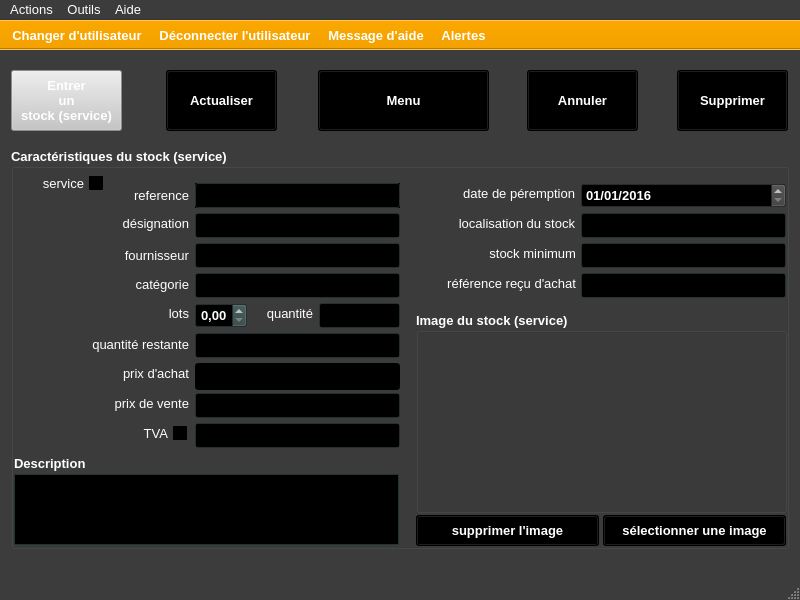
Qt form ui/yeroth-erp-modifier-window.ui (xnoumbissinoundou/yeroth-erp-3.0) before a commit.
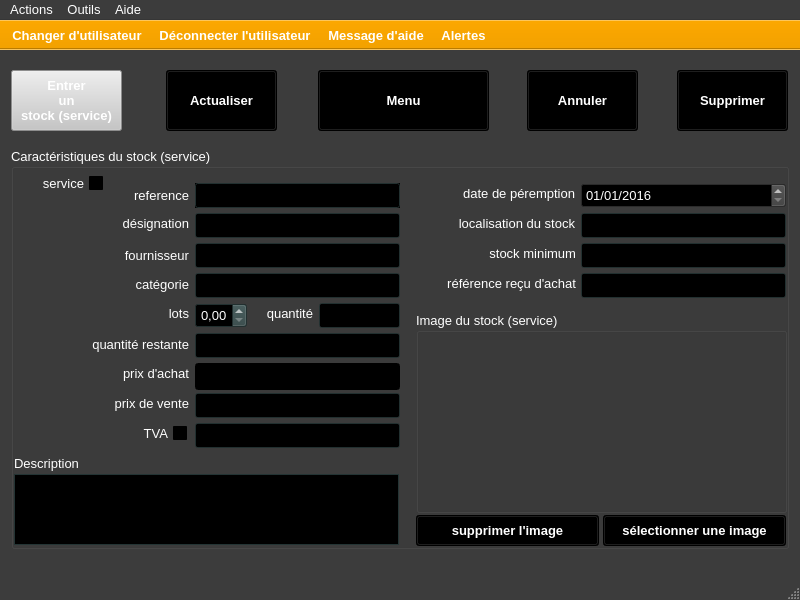
The same form after that commit. Icons and pictures are not drawn. Custom widgets are drawn as their Qt base class.

Diff of the .ui file:
```diff
--- a/ui/yeroth-erp-modifier-window.ui
+++ b/ui/yeroth-erp-modifier-window.ui
@@ -3040,8 +3040,8 @@
     <property name="font">
      <font>
       <pointsize>10</pointsize>
-      <weight>75</weight>
-      <bold>true</bold>
+      <weight>50</weight>
+      <bold>false</bold>
      </font>
     </property>
     <property name="title">
@@ -5023,8 +5023,8 @@
      <property name="font">
       <font>
        <pointsize>10</pointsize>
-       <weight>75</weight>
-       <bold>true</bold>
+       <weight>50</weight>
+       <bold>false</bold>
       </font>
      </property>
      <property name="title">
@@ -14049,16 +14049,16 @@
    <extends>QLineEdit</extends>
    <header>src/widgets/yeroth-erp-line-edit.hpp</header>
   </customwidget>
-  <customwidget>
-   <class>YerothTextEdit</class>
-   <extends>QTextEdit</extends>
-   <header>src/widgets/yeroth-erp-text-edit.hpp</header>
-  </customwidget>
   <customwidget>
    <class>YerothDateTimeEdit</class>
    <extends>QDateEdit</extends>
    <header>src/widgets/yeroth-erp-datetime-edit.hpp</header>
   </customwidget>
+  <customwidget>
+   <class>YerothTextEdit</class>
+   <extends>QTextEdit</extends>
+   <header>src/widgets/yeroth-erp-text-edit.hpp</header>
+  </customwidget>
   <customwidget>
    <class>YerothERPQCheckBox</class>
    <extends>QCheckBox</extends>
```
